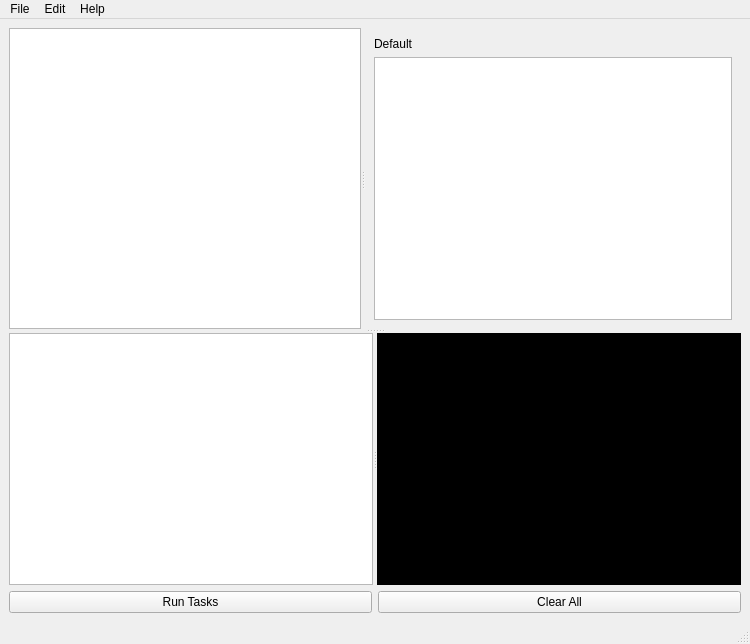
The window that main.ui (vuxuanhoa95/LayoutBatch) describes before a commit, drawn with Qt 5.
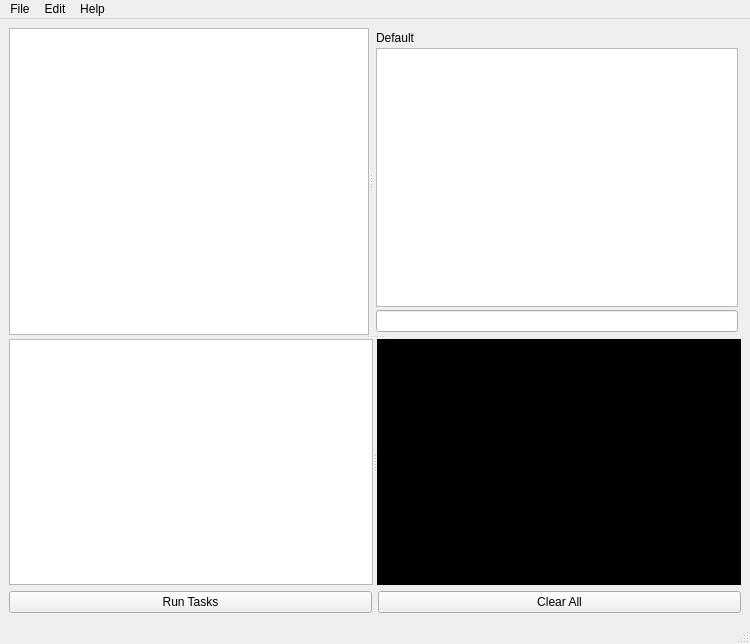
The same window after the commit. Custom widgets are drawn as their Qt base class.

The edit to the form file:
```diff
--- a/main.ui
+++ b/main.ui
@@ -38,6 +38,21 @@
         </property>
         <widget class="QWidget" name="default">
          <layout class="QVBoxLayout" name="verticalLayout_2">
+          <property name="spacing">
+           <number>3</number>
+          </property>
+          <property name="leftMargin">
+           <number>3</number>
+          </property>
+          <property name="topMargin">
+           <number>3</number>
+          </property>
+          <property name="rightMargin">
+           <number>3</number>
+          </property>
+          <property name="bottomMargin">
+           <number>3</number>
+          </property>
           <item>
            <widget class="QLabel" name="label">
             <property name="text">
@@ -52,6 +67,9 @@
             </property>
            </widget>
           </item>
+          <item>
+           <widget class="QLineEdit" name="lineEdit"/>
+          </item>
          </layout>
         </widget>
        </widget>
```
